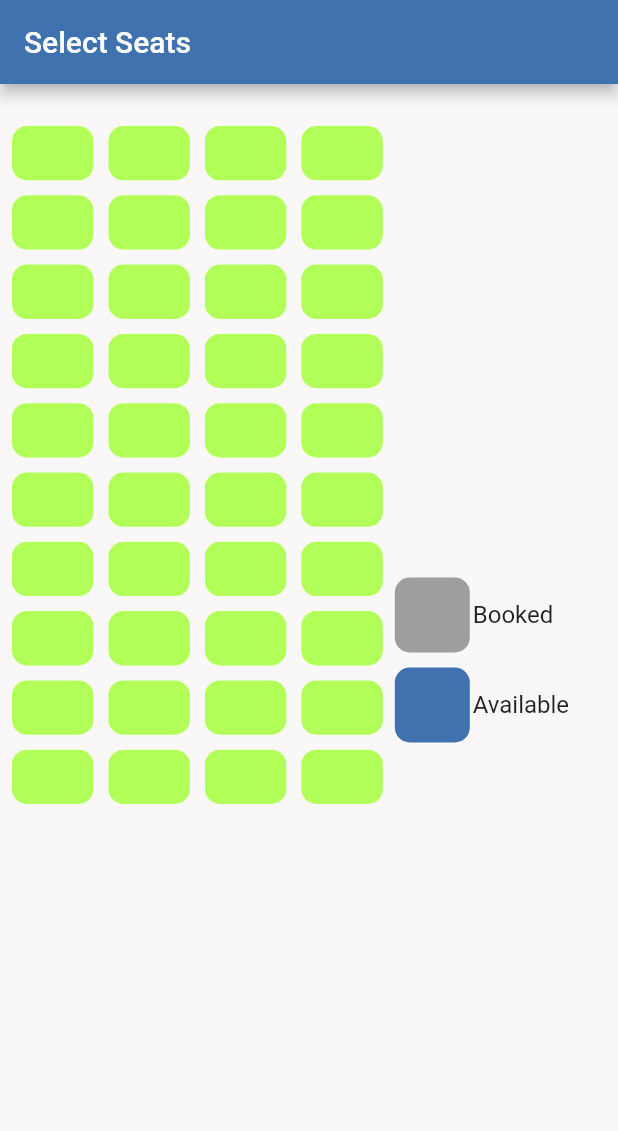
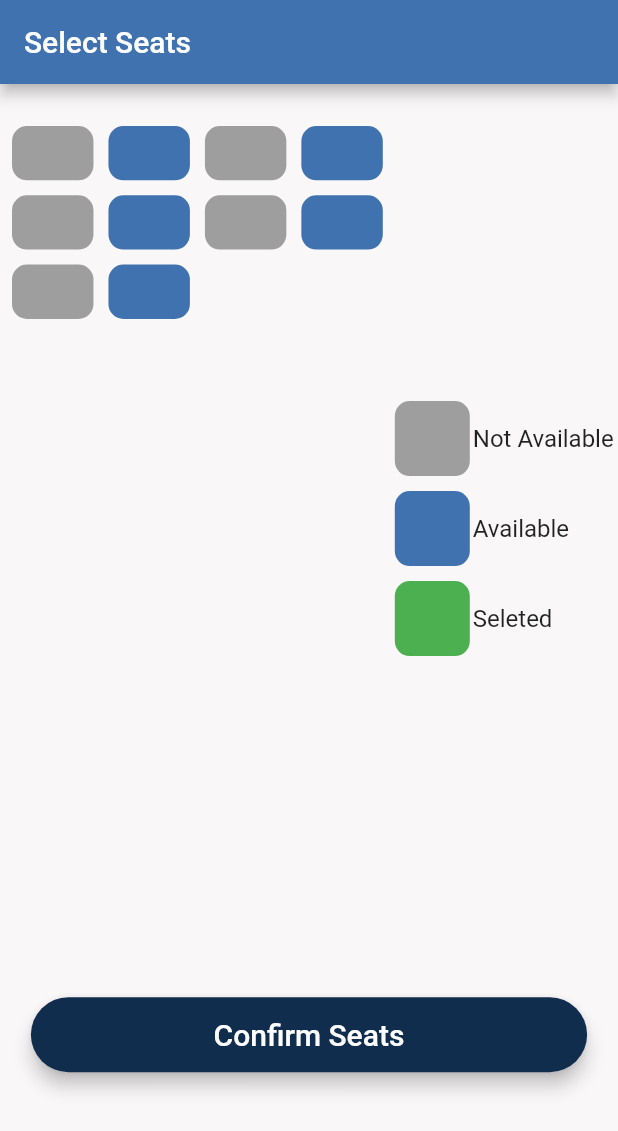
Before and after one commit to usamaTheFirst/bus_app, a Flutter app: the screen it shows after launch, on a phone screen of 412 x 824 dp. Shown: the top 1131 px of the screen. Run offline on Flutter 3.47's test engine with Material 2 defaults, Android fonts, the phone set to English and light mode, and no system bars; our stand-ins replace flutter_svg, font_awesome_flutter, intl_phone_number_input; missing offline and left inert: dart:ffi.

Commit message:
seat screen UI finished

```diff
--- a/lib/models/seat.dart
+++ b/lib/models/seat.dart
@@ -1,13 +1,10 @@
 class Seat {
   int id;
-  String price;
+  int price;
   bool status = false;
-  bool confirm = false;
+  bool confirm;
 
-  Seat({
-    required this.id,
-    required this.price,
-  });
+  Seat({required this.id, required this.price, required this.confirm});
 
   bool get isBooked => status;
 
--- a/lib/screens/seat_screen.dart
+++ b/lib/screens/seat_screen.dart
@@ -1,8 +1,61 @@
 import 'package:bus_ticket_app/constants/constants.dart';
+import 'package:bus_ticket_app/exports.dart';
 import 'package:bus_ticket_app/models/seat.dart';
 import 'package:bus_ticket_app/widgets/seat_widget.dart';
-import 'package:flutter/cupertino.dart';
 import 'package:flutter/material.dart';
+
+var seats = [
+  Seat(
+    id: 122,
+    price: 133,
+    confirm: true,
+  ),
+  Seat(
+    id: 122,
+    price: 133,
+    confirm: false,
+  ),
+  Seat(
+    id: 122,
+    price: 133,
+    confirm: true,
+  ),
+  Seat(
+    id: 122,
+    price: 133,
+    confirm: false,
+  ),
+  Seat(
+    id: 122,
+    price: 133,
+    confirm: true,
+  ),
+  Seat(
+    id: 122,
+    price: 133,
+    confirm: false,
+  ),
+  Seat(
+    id: 122,
+    price: 133,
+    confirm: true,
+  ),
+  Seat(
+    id: 122,
+    price: 133,
+    confirm: false,
+  ),
+  Seat(
+    id: 122,
+    price: 133,
+    confirm: true,
+  ),
+  Seat(
+    id: 122,
+    price: 133,
+    confirm: false,
+  ),
+];
 
 class SeatScreen extends StatelessWidget {
   const SeatScreen({Key? key}) : super(key: key);
@@ -15,40 +68,60 @@ class SeatScreen extends StatelessWidget {
           title: const Text('Select Seats'),
           backgroundColor: kPrimaryColor,
         ),
-        body: Row(
+        body: Column(
+          children: [
+            Row(
               crossAxisAlignment: CrossAxisAlignment.center,
               children: [
                 Flexible(
-              child: Container(
+                  child: Column(
+                    children: [
+                      Container(
                         padding: EdgeInsets.symmetric(vertical: 20),
                         margin: EdgeInsets.all(8),
                         // height: MediaQuery.of(context).size.height * 0.5,
                         width: MediaQuery.of(context).size.width * 0.60,
+                        height: MediaQuery.of(context).size.height * 0.70,
                         child: GridView.builder(
-                    itemCount: 40,
-                    gridDelegate: SliverGridDelegateWithFixedCrossAxisCount(
+                            itemCount: seats.length,
+                            gridDelegate:
+                                SliverGridDelegateWithFixedCrossAxisCount(
                                     crossAxisCount: 4,
                                     childAspectRatio: 3 / 2,
                                     crossAxisSpacing: 10,
                                     mainAxisSpacing: 10),
                             itemBuilder: (ctx, ind) =>
-                        SeatWidget(seat: Seat(id: 1, price: '43'))),
+                                SeatWidget(seat: seats[ind])),
+                      ),
+                    ],
                   ),
                 ),
                 Column(
                   mainAxisAlignment: MainAxisAlignment.center,
                   crossAxisAlignment: CrossAxisAlignment.start,
                   children: [
-                SeatInformationWidget(title: "Booked", color: Colors.grey),
+                    SeatInformationWidget(
+                        title: "Not Available", color: Colors.grey),
                     SizedBox(
                       height: 10,
                     ),
                     SeatInformationWidget(
                       title: 'Available',
                       color: kPrimaryColor,
+                    ),
+                    SizedBox(
+                      height: 10,
+                    ),
+                    SeatInformationWidget(
+                      title: 'Seleted',
+                      color: Colors.green,
                     )
                   ],
                 )
+              ],
+            ),
+            RoundedButton(
+                color: kTextColor, title: 'Confirm Seats', function: () {})
           ],
         ));
   }
--- a/lib/widgets/seat_widget.dart
+++ b/lib/widgets/seat_widget.dart
@@ -11,19 +11,38 @@ class SeatWidget extends StatefulWidget {
 }
 
 class _SeatWidgetState extends State<SeatWidget> {
+  Color? color;
+  @override
+  void initState() {
+    // TODO: implement initState
+    if (widget.seat.confirm) {
+      color = Colors.grey;
+    } else {
+      color = kPrimaryColor;
+    }
+    super.initState();
+  }
+
   @override
   Widget build(BuildContext context) {
     return InkWell(
-      onTap: () {
-        widget.seat.changeStatus();
-        setState(() {});
-      },
+      onTap: widget.seat.confirm
+          ? null
+          : () {
+              widget.seat.changeStatus();
+              setState(() {
+                if (widget.seat.isBooked) {
+                  color = Colors.green;
+                } else {
+                  color = kPrimaryColor;
+                }
+              });
+            },
       child: Container(
         width: 10,
         height: 10,
         decoration: BoxDecoration(
-            color: widget.seat.isBooked ? Colors.grey : Colors.lightGreenAccent,
-            borderRadius: BorderRadius.all(Radius.circular(10))),
+            color: color, borderRadius: BorderRadius.all(Radius.circular(10))),
       ),
     );
   }
```
Lines whose indentation alone changed are shown as unchanged.
